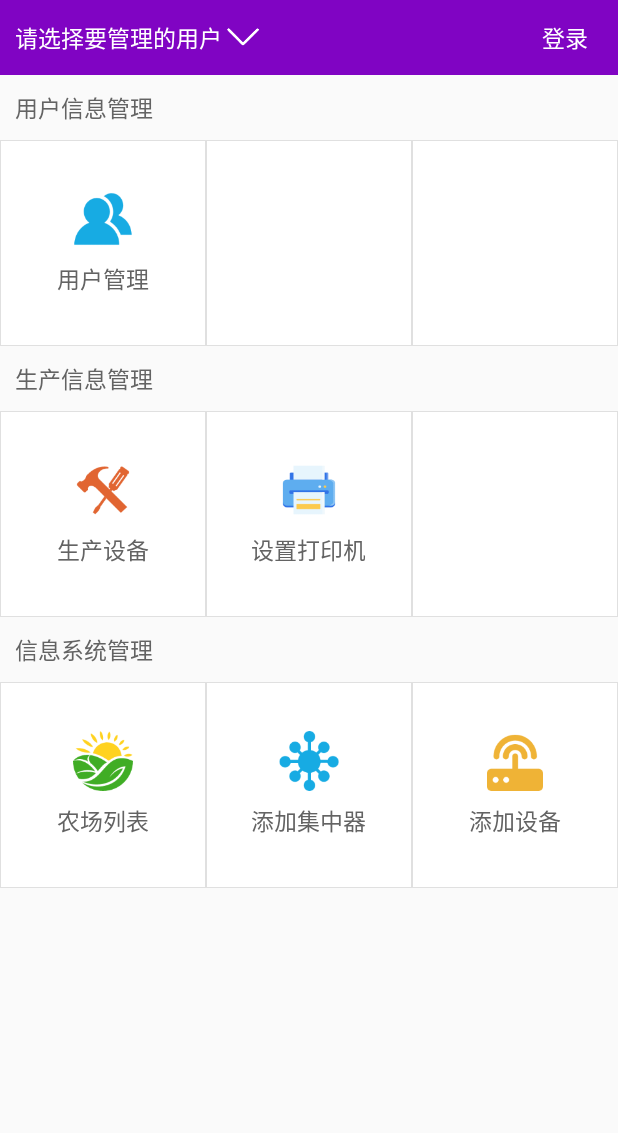
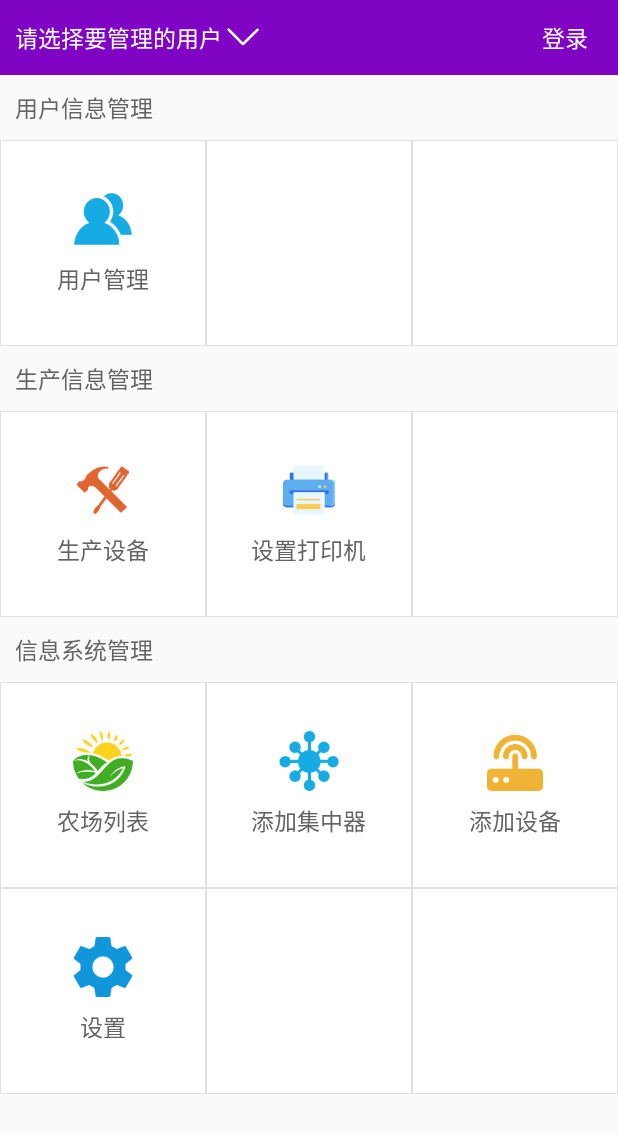
Before and after one commit to chenbocqu/IFarmManager, an Android app: the screen it shows after launch (MainActivity), on a phone screen of 412 x 824 dp. Shown: the top 1133 px of the screen. Run offline under Robolectric (Android 15) with nearby library versions, the phone set to English and light mode, and no system bars; libraries missing offline, so code that uses them is left out: cn.pedant; pictures from the network do not load.

Commit message:
添加IP设置等通用设置功能

```diff
--- a/app/src/main/AndroidManifest.xml
+++ b/app/src/main/AndroidManifest.xml
@@ -119,6 +119,9 @@
         <activity
             android:name=".ui.device.DeviceTypeListActivity"
             android:screenOrientation="portrait" />
+        <activity
+            android:name=".ui.setting.IFMSettingActivity"
+            android:screenOrientation="portrait" />
 
         <service android:name=".myprinter.WorkService" />
 
--- a/app/src/main/java/com/qican/ifarmmanager/MainActivity.java
+++ b/app/src/main/java/com/qican/ifarmmanager/MainActivity.java
@@ -10,6 +10,7 @@ import com.qican.ifarmmanager.ui.farm.FarmListActivity;
 import com.qican.ifarmmanager.ui.login.LoginActivity;
 import com.qican.ifarmmanager.ui.produce.DeviceProduceActivity;
 import com.qican.ifarmmanager.ui.qrcode.ScanActivity;
+import com.qican.ifarmmanager.ui.setting.IFMSettingActivity;
 import com.qican.ifarmmanager.ui.setting.SettingActivity;
 import com.qican.ifarmmanager.ui.users.ChooseUserActivity;
 import com.qican.ifarmmanager.utils.CommonTools;
@@ -20,6 +21,11 @@ public class MainActivity extends TitleBarActivity implements View.OnClickListen
     CommonTools myTool;
     SwipeRefreshLayout srl;
 
+    @Override
+    protected int getContentView() {
+        return R.layout.activity_main;
+    }
+
     private void initView() {
         myTool = new CommonTools(this);
 
@@ -28,6 +34,7 @@ public class MainActivity extends TitleBarActivity implements View.OnClickListen
         myTool.setHeightByWindow(findViewById(R.id.ll_control_group1), 1 / 3f);
         myTool.setHeightByWindow(findViewById(R.id.ll_control_group2), 1 / 3f);
         myTool.setHeightByWindow(findViewById(R.id.ll_control_group3), 1 / 3f);
+        myTool.setHeightByWindow(findViewById(R.id.ll_control_group4), 1 / 3f);
     }
 
     private void initEvent() {
@@ -39,6 +46,7 @@ public class MainActivity extends TitleBarActivity implements View.OnClickListen
         registerClickListener(R.id.ll_choose_user);
         registerClickListener(R.id.ll_farm);
         registerClickListener(R.id.ll_jizhongqing);
+        registerClickListener(R.id.ll_ifm_setting);
     }
 
     private void initData() {
@@ -82,6 +90,10 @@ public class MainActivity extends TitleBarActivity implements View.OnClickListen
             case R.id.ll_jizhongqing:
                 myTool.startActivity(VerifyDeviceActivity.class);
                 break;
+
+            case R.id.ll_ifm_setting:
+                myTool.startActivity(IFMSettingActivity.class);
+                break;
         }
 
     }
@@ -92,11 +104,6 @@ public class MainActivity extends TitleBarActivity implements View.OnClickListen
         initData();
         initEvent();
         registerClickListener(R.id.ll_setting);
-    }
-
-    @Override
-    protected int getContentView() {
-        return R.layout.activity_main;
     }
 
     @Override
--- a/app/src/main/res/layout/activity_main.xml
+++ b/app/src/main/res/layout/activity_main.xml
@@ -114,7 +114,14 @@
 
                 <include layout="@layout/control_group3" />
 
+                <include layout="@layout/control_group4" />
+
+                <View
+                    android:layout_width="match_parent"
+                    android:layout_height="70dp" />
+
             </LinearLayout>
         </ScrollView>
     </android.support.v4.widget.SwipeRefreshLayout>
+
 </LinearLayout>
--- /dev/null
+++ b/app/src/main/res/layout/control_group4.xml
@@ -0,0 +1,49 @@
+<?xml version="1.0" encoding="utf-8"?>
+<LinearLayout xmlns:android="http://schemas.android.com/apk/res/android"
+    android:id="@+id/ll_control_group4"
+    android:layout_width="match_parent"
+    android:layout_height="120dp"
+    android:orientation="horizontal">
+
+    <LinearLayout
+        android:id="@+id/ll_ifm_setting"
+        android:layout_width="0dp"
+        android:layout_height="match_parent"
+        android:layout_weight="1"
+        android:background="@drawable/griditem_bg"
+        android:gravity="center"
+        android:onClick="onClick"
+        android:orientation="vertical">
+
+        <ImageView
+            style="@style/Icon.40dp"
+            android:src="@drawable/setting" />
+
+        <TextView
+            style="@style/MyText"
+            android:layout_marginTop="@dimen/menuMarginTop"
+            android:text="设置" />
+    </LinearLayout>
+
+    <LinearLayout
+        android:layout_width="0dp"
+        android:layout_height="match_parent"
+        android:layout_weight="1"
+        android:background="@drawable/griditem_bg"
+        android:gravity="center"
+        android:onClick="onClick"
+        android:orientation="vertical">
+    </LinearLayout>
+
+    <LinearLayout
+        android:layout_width="0dp"
+        android:layout_height="match_parent"
+        android:layout_weight="1"
+        android:background="@drawable/griditem_bg"
+        android:gravity="center"
+        android:onClick="onClick"
+        android:orientation="vertical">
+
+    </LinearLayout>
+
+</LinearLayout>
```
Also changed, not shown: app/src/main/java/com/qican/ifarmmanager/ui/setting/IFMSettingActivity.java (added, +47 -0 lines), app/src/main/java/com/qican/ifarmmanager/ui/setting/IpModifyDialog.java (added, +161 -0 lines), app/src/main/res/layout/activity_ifm_setting.xml (added, +56 -0 lines), app/src/main/res/layout/dialog_ipmodify.xml (added, +115 -0 lines), app/src/main/res/values/styles.xml (+7 -0 lines), app/src/main/res/drawable-hdpi/about.png (added), app/src/main/res/drawable-hdpi/ip_address.png (added).
